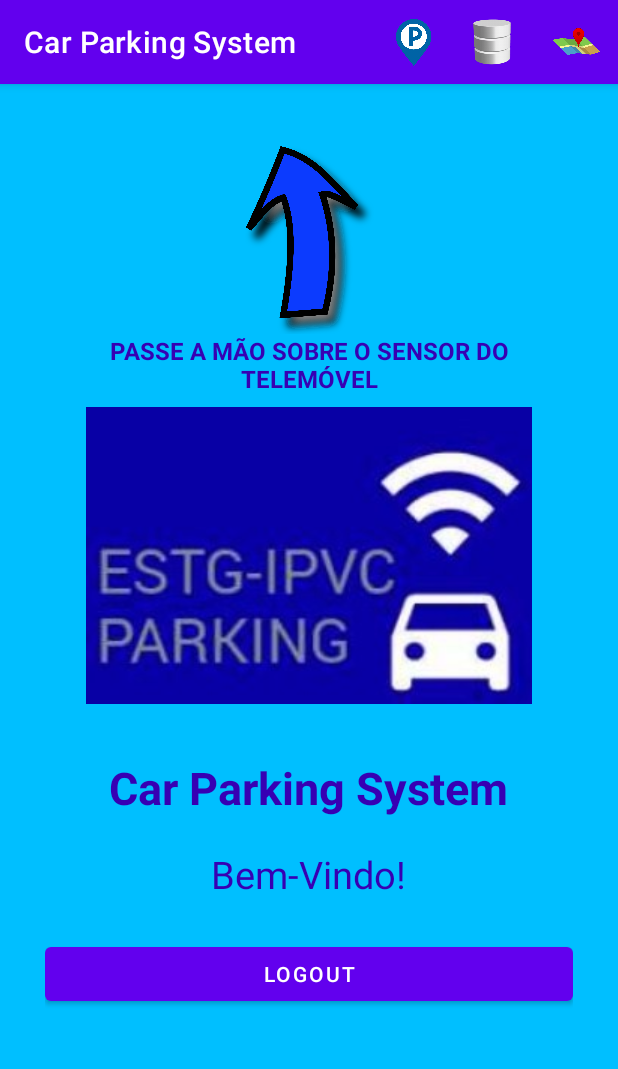
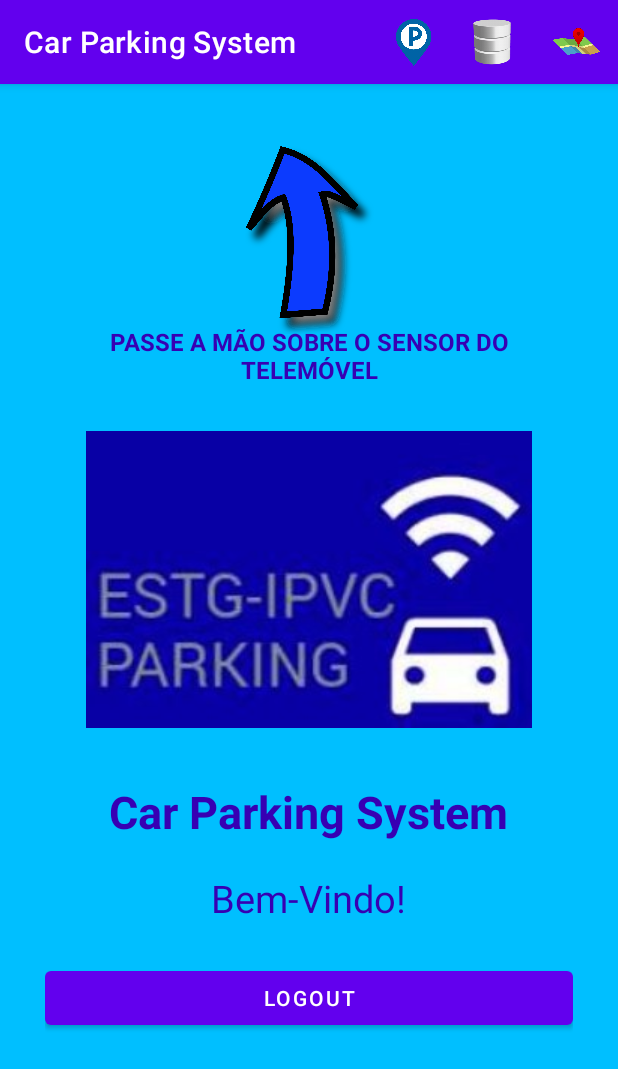
Before and after one commit to Skynears/CarParkingSystem, an Android app: the MenuActivity screen opened directly, with no data from a screen before it, on a phone screen of 412 x 824 dp. Shown: the top 1069 px of the screen. Run offline under Robolectric (Android 15) with nearby library versions, the phone set to English and light mode, and no system bars; our stand-ins replace Firebase (no records; nobody signed in at launch, a user with empty details on screens opened directly).

Commit message:
new update on 13/12/2022 || 19:00

```diff
--- a/app/src/main/res/layout/menu_teste.xml
+++ b/app/src/main/res/layout/menu_teste.xml
@@ -37,6 +37,7 @@
             android:layout_width="wrap_content"
             android:layout_height="wrap_content"
             android:layout_below="@+id/imageView1"
+            android:layout_marginTop="-6dp"
             android:text="@string/sensor"
             android:textAlignment="center"
             android:textColor="@color/purple_700"
@@ -50,7 +51,7 @@
         android:layout_width="wrap_content"
         android:layout_height="wrap_content"
         android:layout_alignParentTop="true"
-        android:layout_marginTop="150dp"
+        android:layout_marginTop="166dp"
         android:paddingTop="10dp">
 
 
```
